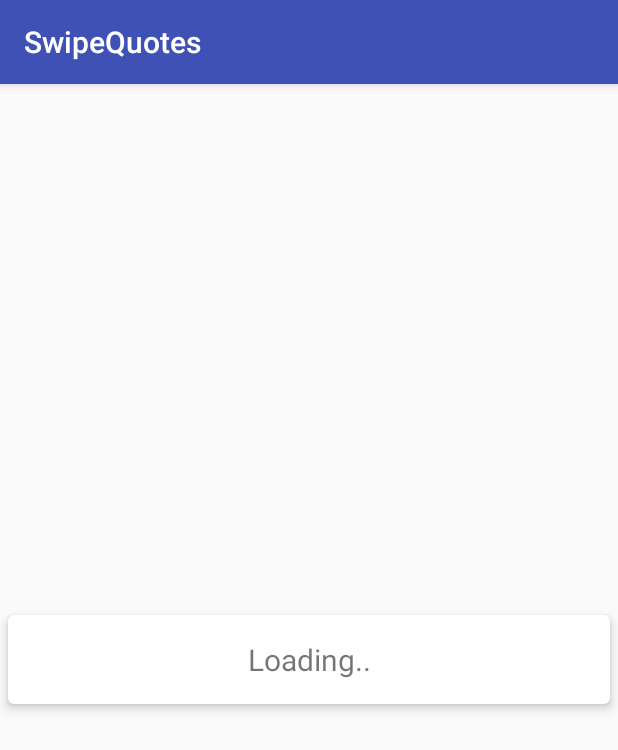
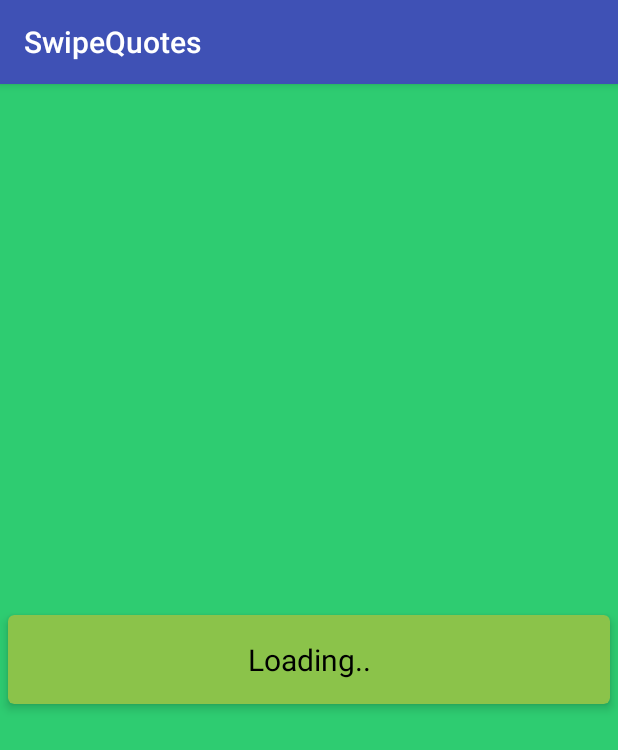
Before and after one commit to Tobibur/Retrofit-Kotlin-Example, an Android app: the screen it shows after launch (MainActivity), on a phone screen of 412 x 824 dp. Shown: the top 750 px of the screen. Run offline under Robolectric (Android 15) with nearby library versions, the phone set to English and light mode, and no system bars.

Commit message:
colored ui

```diff
--- a/app/src/main/res/layout/activity_main.xml
+++ b/app/src/main/res/layout/activity_main.xml
@@ -4,13 +4,14 @@
     xmlns:app="http://schemas.android.com/apk/res-auto"
     android:layout_width="match_parent"
     android:layout_height="match_parent"
-    android:gravity="center">
+    android:gravity="center"
+    android:background="#2ecc71">
 
     <android.support.v7.widget.CardView
         android:layout_width="match_parent"
         android:layout_height="wrap_content"
         android:id="@+id/recyCard_id"
-        app:cardBackgroundColor="@color/colorWhite"
+        app:cardBackgroundColor="#8BC34A"
         app:cardCornerRadius="4dp"
         app:cardElevation="4dp"
         app:cardUseCompatPadding="true"
@@ -21,6 +22,7 @@
             android:layout_height="wrap_content"
             android:text="@string/loading_quote"
             android:id="@+id/quoteTextView"
+            android:textColor="@android:color/black"
             android:textAlignment="center"
             android:textSize="20sp"
             />
```
